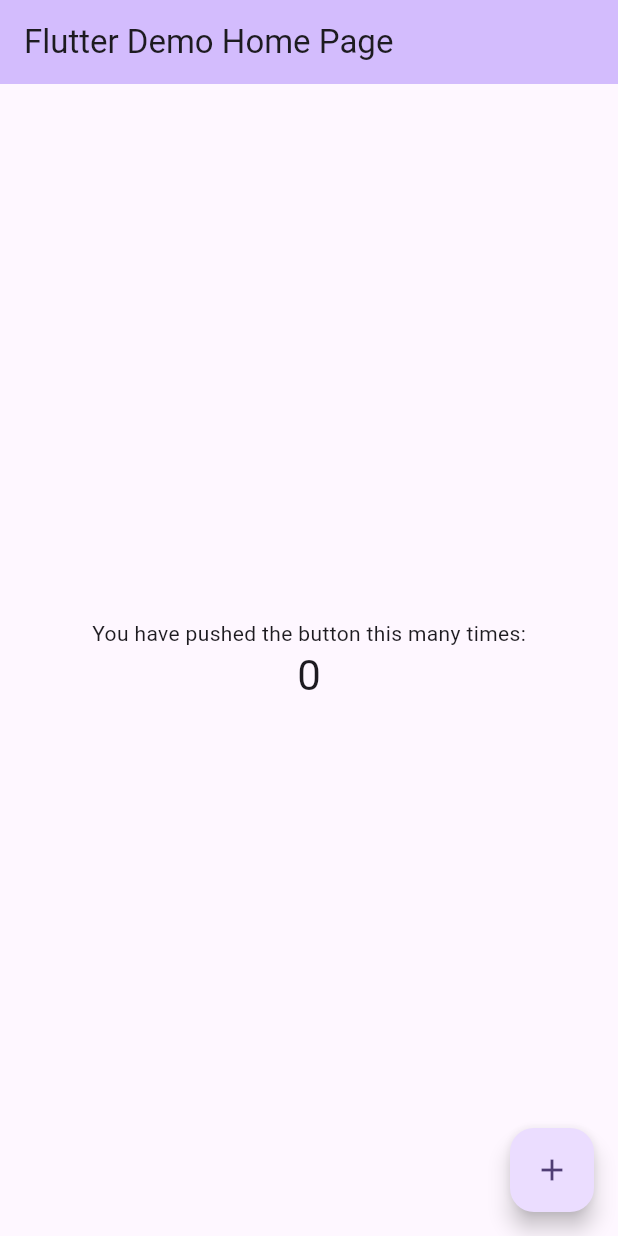
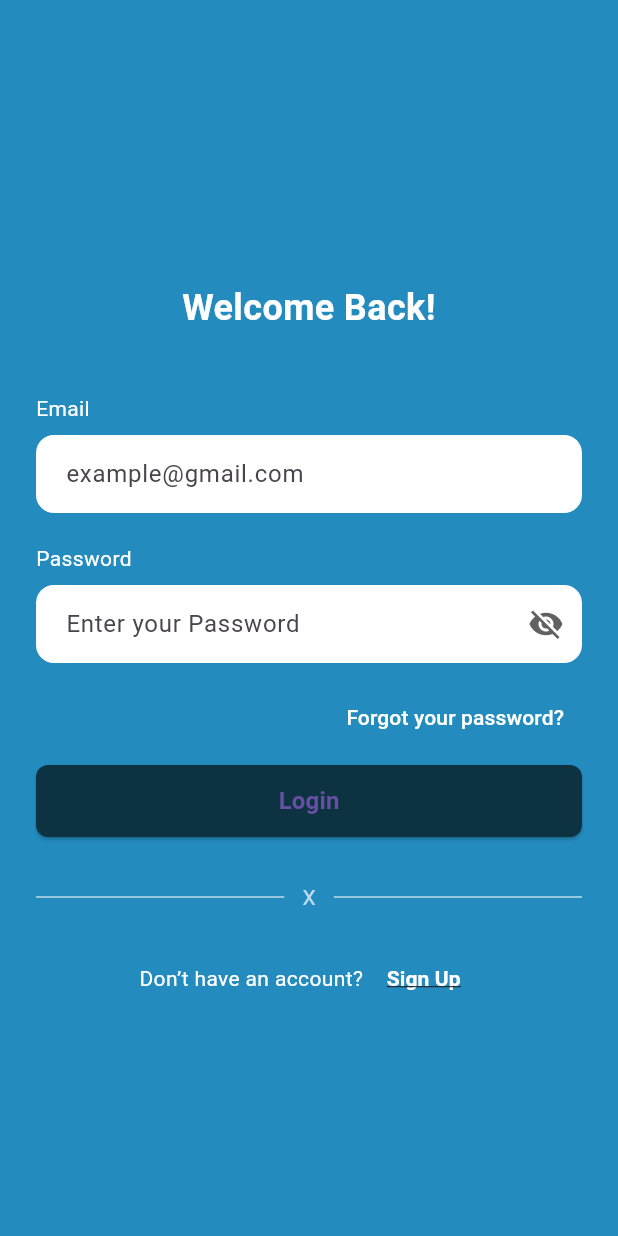
Before and after one commit to Cizerthapa/financeTracker, a Flutter app: the screen it shows after launch, on a phone screen of 412 x 824 dp. Run offline on Flutter 3.47's test engine with Material 3 defaults, Android fonts, the phone set to English and light mode, and no system bars.

Commit message:
Feature/Login and Register

```diff
--- a/lib/main.dart
+++ b/lib/main.dart
@@ -1,7 +1,19 @@
+import 'package:finance_track/providers/loginProvider.dart';
+import 'package:finance_track/providers/registerProvider.dart';
+import 'package:finance_track/screens/loginScreen.dart';
 import 'package:flutter/material.dart';
+import 'package:provider/provider.dart';
 
 void main() {
-  runApp(const MyApp());
+  runApp(
+      MultiProvider(
+        providers: [
+          ChangeNotifierProvider(create: (_) => loginProvider()),
+          ChangeNotifierProvider(create: (_) => RegisterProvider()),
+      ],
+        child: const MyApp(),
+    )
+  );
 }
 
 class MyApp extends StatelessWidget {
@@ -11,26 +23,9 @@ class MyApp extends StatelessWidget {
   @override
   Widget build(BuildContext context) {
     return MaterialApp(
-      title: 'Flutter Demo',
-      theme: ThemeData(
-        // This is the theme of your application.
-        //
-        // TRY THIS: Try running your application with "flutter run". You'll see
-        // the application has a purple toolbar. Then, without quitting the app,
-        // try changing the seedColor in the colorScheme below to Colors.green
-        // and then invoke "hot reload" (save your changes or press the "hot
-        // reload" button in a Flutter-supported IDE, or press "r" if you used
-        // the command line to start the app).
-        //
-        // Notice that the counter didn't reset back to zero; the application
-        // state is not lost during the reload. To reset the state, use hot
-        // restart instead.
-        //
-        // This works for code too, not just values: Most code changes can be
-        // tested with just a hot reload.
-        colorScheme: ColorScheme.fromSeed(seedColor: Colors.deepPurple),
-      ),
-      home: const MyHomePage(title: 'Flutter Demo Home Page'),
+      title: 'Finance Tracker',
+      debugShowCheckedModeBanner: false,
+      home: LoginScreen(),
     );
   }
 }
--- /dev/null
+++ b/lib/providers/registerProvider.dart
@@ -0,0 +1,31 @@
+import 'package:flutter/material.dart';
+
+class RegisterProvider with ChangeNotifier {
+  List<Map<String, String>> _registeredUsers = [];
+
+  List<Map<String, String>> get users => _registeredUsers;
+
+  bool register({
+    required String username,
+    required String email,
+    required String phone,
+    required String password,
+  }) {
+    final alreadyExists = _registeredUsers.any((user) => user['email'] == email);
+
+    if (alreadyExists) {
+      return false;
+    }
+
+    // Save user
+    _registeredUsers.add({
+      'username': username,
+      'email': email,
+      'phone': phone,
+      'password': password,
+    });
+
+    notifyListeners();
+    return true;
+  }
+}
--- /dev/null
+++ b/lib/screens/loginScreen.dart
@@ -0,0 +1,161 @@
+import 'package:finance_track/screens/registerScreen.dart';
+import 'package:flutter/material.dart';
+
+class LoginScreen extends StatefulWidget {
+  const LoginScreen({Key? key}) : super(key: key);
+
+  @override
+  State<LoginScreen> createState() => _LoginScreenState();
+}
+
+class _LoginScreenState extends State<LoginScreen> {
+  bool _obscureText = true;
+
+  @override
+  Widget build(BuildContext context) {
+    return Scaffold(
+      backgroundColor: const Color(0xFF238BBE),
+      body: SafeArea(
+        child: Center(
+          child: SingleChildScrollView(
+            padding: const EdgeInsets.symmetric(horizontal: 24),
+            child: Column(
+              crossAxisAlignment: CrossAxisAlignment.stretch,
+              children: [
+                const SizedBox(height: 40),
+                const Text(
+                  'Welcome Back!',
+                  style: TextStyle(
+                    fontSize: 24,
+                    color: Colors.white,
+                    fontWeight: FontWeight.w600,
+                  ),
+                  textAlign: TextAlign.center,
+                ),
+                const SizedBox(height: 40),
+
+                // Email
+                const Text(
+                  'Email',
+                  style: TextStyle(color: Colors.white),
+                ),
+                const SizedBox(height: 8),
+                TextField(
+                  decoration: InputDecoration(
+                    hintText: 'example@gmail.com',
+                    filled: true,
+                    fillColor: Colors.white,
+                    contentPadding: const EdgeInsets.symmetric(horizontal: 16, vertical: 14),
+                    border: OutlineInputBorder(
+                      borderRadius: BorderRadius.circular(12),
+                      borderSide: BorderSide.none,
+                    ),
+                  ),
+                ),
+                const SizedBox(height: 20),
+                const Text(
+                  'Password',
+                  style: TextStyle(color: Colors.white),
+                ),
+                const SizedBox(height: 8),
+                TextField(
+                  obscureText: _obscureText,
+                  decoration: InputDecoration(
+                    hintText: 'Enter your Password',
+                    filled: true,
+                    fillColor: Colors.white,
+                    contentPadding: const EdgeInsets.symmetric(horizontal: 16, vertical: 14),
+                    border: OutlineInputBorder(
+                      borderRadius: BorderRadius.circular(12),
+                      borderSide: BorderSide.none,
+                    ),
+                    suffixIcon: IconButton(
+                      icon: Icon(
+                        _obscureText ? Icons.visibility_off : Icons.visibility,
+                        color: Colors.grey[700],
+                      ),
+                      onPressed: () {
+                        setState(() {
+                          _obscureText = !_obscureText;
+                        });
+                      },
+                    ),
+                  ),
+                ),
+                const SizedBox(height: 12),
+                Align(
+                  alignment: Alignment.centerRight,
+                  child: TextButton(
+                    onPressed: () {},
+                    child: const Text(
+                      'Forgot your password?',
+                      style: TextStyle(color: Colors.white, fontSize: 14),
+                    ),
+                  ),
+                ),
+                const SizedBox(height: 8),
+                SizedBox(
+                  height: 48,
+                  child: ElevatedButton(
+                    style: ElevatedButton.styleFrom(
+                      backgroundColor: const Color(0xFF0D3343),
+                      shape: RoundedRectangleBorder(
+                        borderRadius: BorderRadius.circular(8),
+                      ),
+                    ),
+                    onPressed: () {},
+                    child: const Text(
+                      'Login',
+                      style: TextStyle(fontSize: 16, fontWeight: FontWeight.bold),
+                    ),
+                  ),
+                ),
+                const SizedBox(height: 30),
+                Row(
+                  children: const [
+                    Expanded(
+                      child: Divider(color: Colors.white70),
+                    ),
+                    Padding(
+                      padding: EdgeInsets.symmetric(horizontal: 12),
+                      child: Text(
+                        'X',
+                        style: TextStyle(color: Colors.white70),
+                      ),
+                    ),
+                    Expanded(
+                      child: Divider(color: Colors.white70),
+                    ),
+                  ],
+                ),
+                const SizedBox(height: 20),
+                Row(
+                  mainAxisAlignment: MainAxisAlignment.center,
+                  children: [
+                    const Text("Don’t have an account? ", style: TextStyle(color: Colors.white)),
+                    TextButton(
+                      onPressed: () {
+                        Navigator.push(
+                          context,
+                          MaterialPageRoute(builder: (context) => const RegisterScreen()),
+                        );
+                      },
+                      child: const Text(
+                        'Sign Up',
+                        style: TextStyle(
+                          color: Colors.white,
+                          fontWeight: FontWeight.bold,
+                          decoration: TextDecoration.underline,
+                        ),
+                      ),
+                    ),
+                  ],
+                ),
+              ],
+            ),
+          ),
+        ),
+      ),
+    );
+  }
+}
--- a/pubspec.yaml
+++ b/pubspec.yaml
@@ -34,6 +34,7 @@ dependencies:
   # The following adds the Cupertino Icons font to your application.
   # Use with the CupertinoIcons class for iOS style icons.
   cupertino_icons: ^1.0.8
+  provider: ^6.1.4
 
 dev_dependencies:
   flutter_test:
```
Also changed, not shown: lib/providers/loginProvider.dart (added, +17 -0 lines), lib/screens/registerScreen.dart (added, +157 -0 lines), pubspec.lock.
